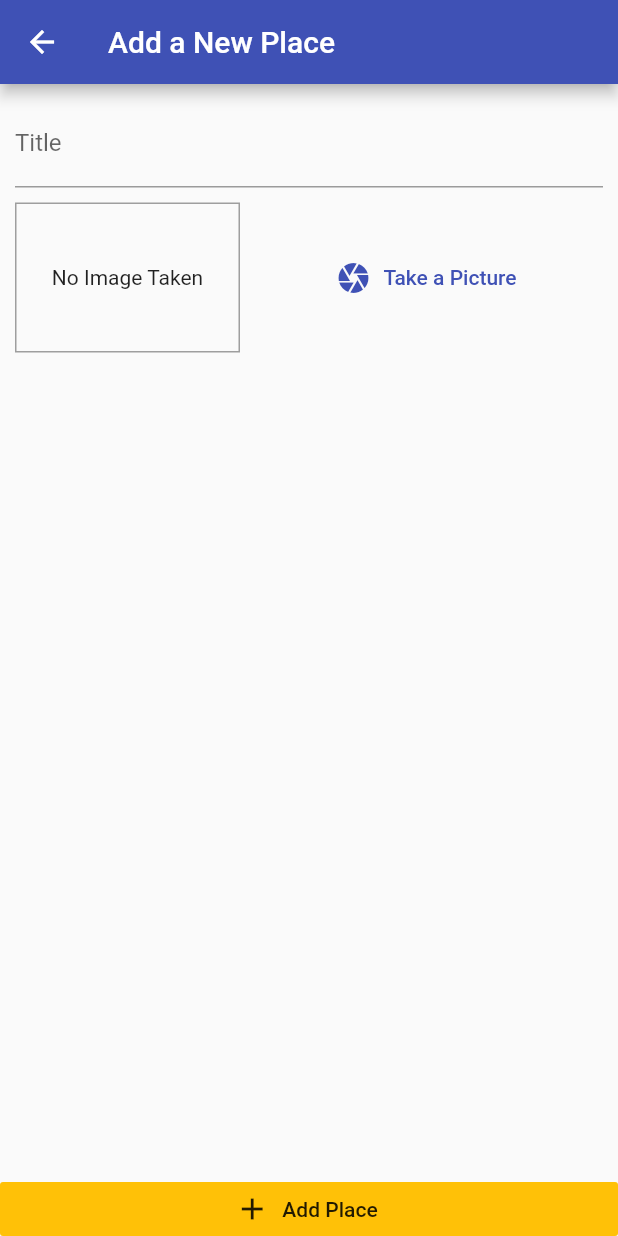
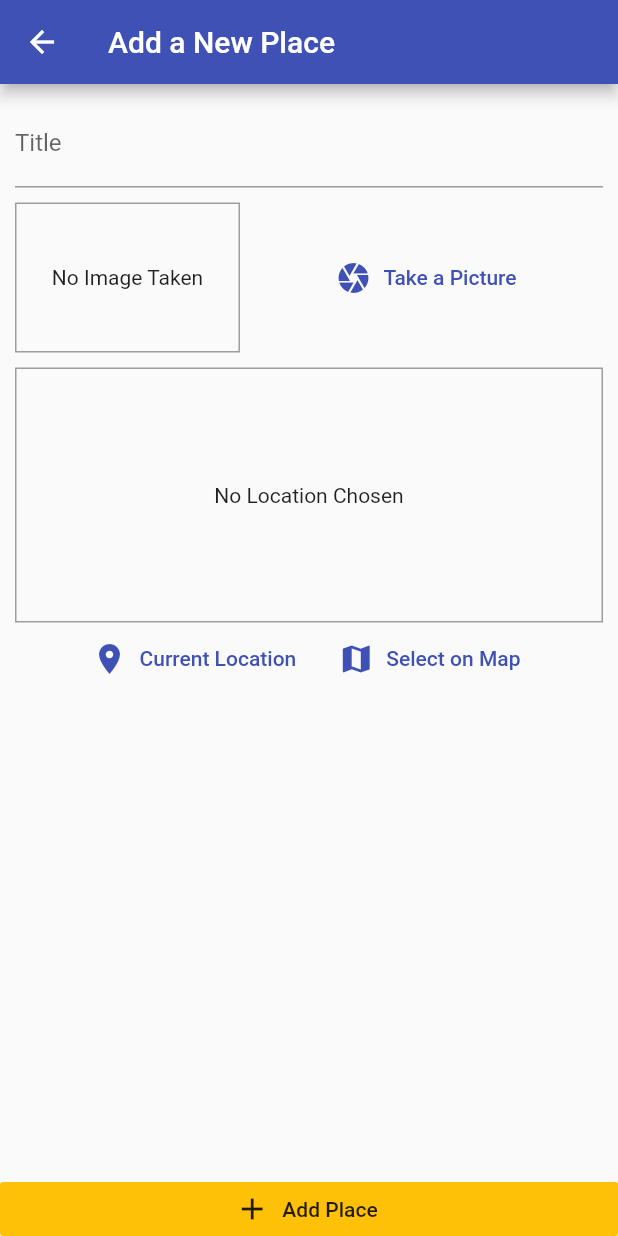
Before and after one commit to zayano/UsingNativeDevice, a Flutter app: the AddPlaceScreen screen opened by its route, on a phone screen of 412 x 824 dp. Run offline on Flutter 3.47's test engine with Material 2 defaults, Android fonts, the phone set to English and light mode, and no system bars; our stand-ins replace image_picker, sqflite; accounts and stored records are empty.

Commit message:
Adding a Location Input & The "location" Package

```diff
--- a/lib/screens/add_place_screen.dart
+++ b/lib/screens/add_place_screen.dart
@@ -4,6 +4,7 @@ import 'package:flutter/material.dart';
 import 'package:provider/provider.dart';
 
 import '../providers/great_places.dart';
+import '../widgets/location_input.dart';
 import '../widgets/image_input.dart';
 
 class AddPlaceScreen extends StatefulWidget {
@@ -53,6 +54,10 @@ class _AddPlaceScreenState extends State<AddPlaceScreen> {
                       height: 10,
                     ),
                     ImageInput(_selectImage),
+                    SizedBox(
+                      height: 10,
+                    ),
+                    LocationInput(),
                   ],
                 ),
               ),
--- /dev/null
+++ b/lib/widgets/location_input.dart
@@ -0,0 +1,57 @@
+import 'package:flutter/material.dart';
+
+class LocationInput extends StatefulWidget {
+  @override
+  _LocationInputState createState() => _LocationInputState();
+}
+
+class _LocationInputState extends State<LocationInput> {
+  String _previewImageUrl;
+
+  @override
+  Widget build(BuildContext context) {
+    return Column(
+      children: [
+        Container(
+          height: 170,
+          width: double.infinity,
+          alignment: Alignment.center,
+          decoration: BoxDecoration(
+            border: Border.all(width: 1, color: Colors.grey),
+          ),
+          child: _previewImageUrl == null
+              ? Text(
+                  'No Location Chosen',
+                  textAlign: TextAlign.center,
+                )
+              : Image.network(
+                  _previewImageUrl,
+                  fit: BoxFit.cover,
+                  width: double.infinity,
+                ),
+        ),
+        Row(
+          mainAxisAlignment: MainAxisAlignment.center,
+          children: [
+            FlatButton.icon(
+              icon: Icon(
+                Icons.location_on,
+              ),
+              label: Text('Current Location'),
+              textColor: Theme.of(context).primaryColor,
+              onPressed: () {},
+            ),
+            FlatButton.icon(
+              icon: Icon(
+                Icons.map,
+              ),
+              label: Text('Select on Map'),
+              textColor: Theme.of(context).primaryColor,
+              onPressed: () {},
+            ),
+          ],
+        )
+      ],
+    );
+  }
+}
--- a/pubspec.yaml
+++ b/pubspec.yaml
@@ -33,6 +33,7 @@ dependencies:
   path_provider: ^1.6.22
   path: ^1.7.0
   sqflite: ^1.3.2+1
+  location: ^3.0.2
 
 dev_dependencies:
   flutter_test:
```
Also changed, not shown: pubspec.lock, 3 other files.
